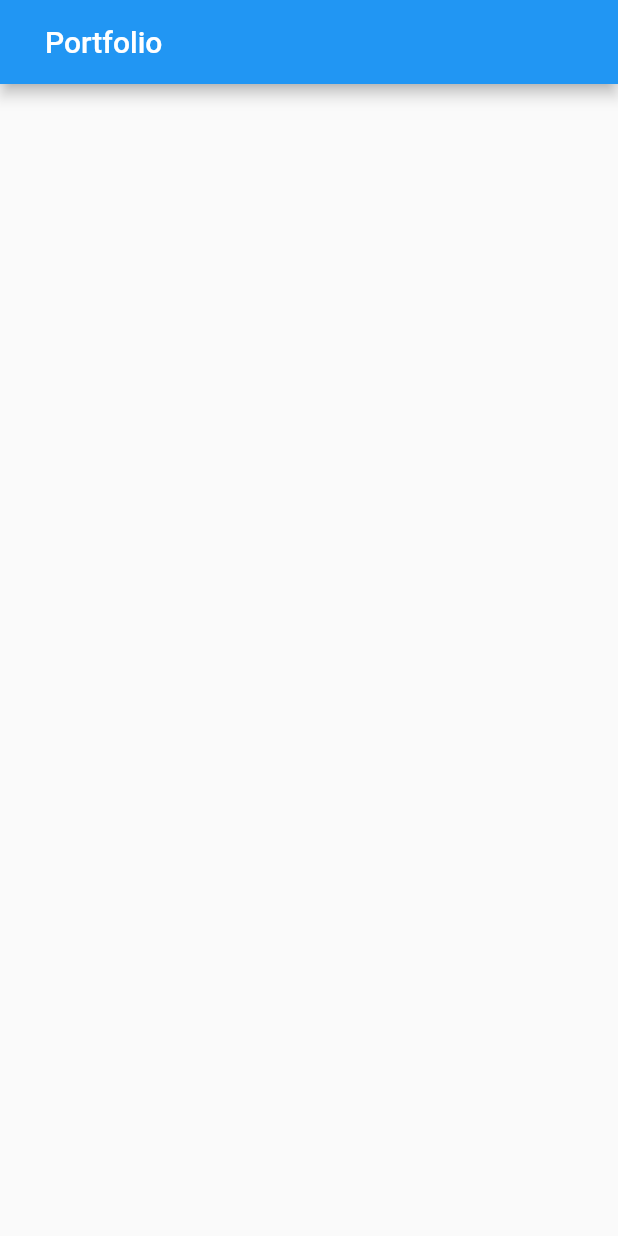
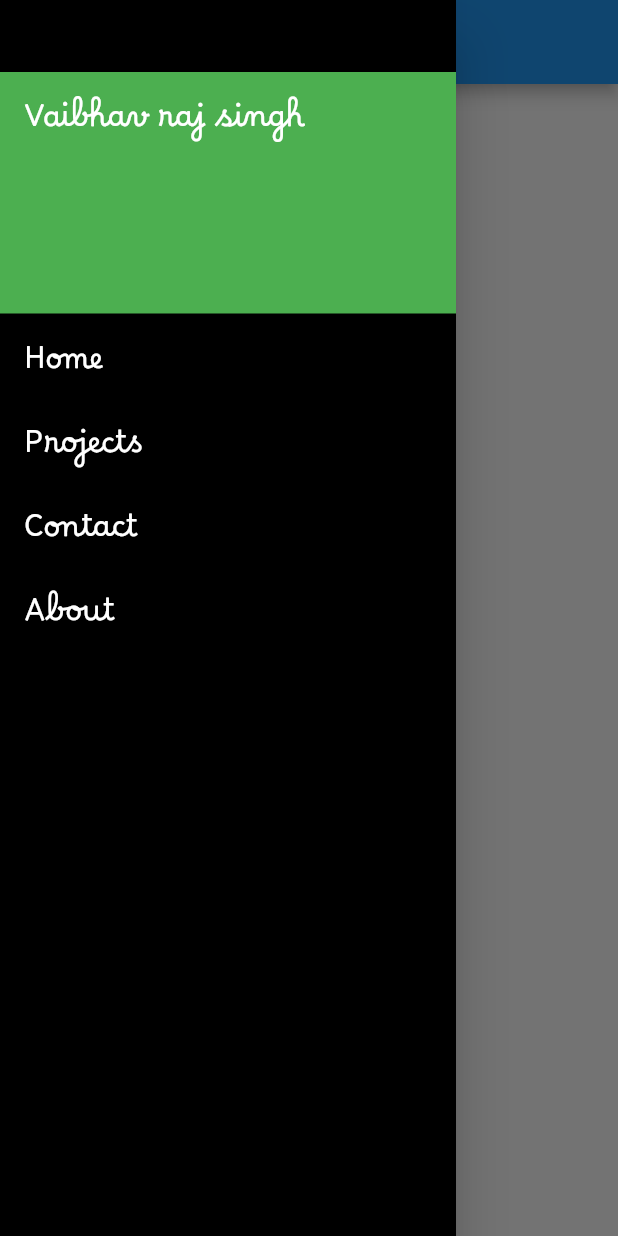
Before and after one commit to vaibhavrajsinghSys/Portfolio, a Flutter app: the screen it shows after launch, with the side drawer open (before the commit the screen has no drawer), on a phone screen of 412 x 824 dp. Run offline on Flutter 3.47's test engine with Material 2 defaults, Android fonts, the phone set to English and light mode, and no system bars; our stand-ins replace firebase_core; accounts and stored records are empty.

Commit message:
feature/state_management_provider - project, about,contact page added. - navigation from home to all the page is added. - drawer added to mobile view page of home page. - code refactoring.

```diff
--- /dev/null
+++ b/lib/Utils/routes.dart
@@ -0,0 +1,11 @@
+import 'package:portfolio/View/AboutPage.dart';
+import 'package:portfolio/View/ContactPage.dart';
+import 'package:portfolio/View/HomePage.dart';
+import 'package:portfolio/View/ProjectPage.dart';
+
+class CustomRoutes {
+  final homePage = const MyHomePage();
+  final projectPage = const ProjectPage();
+  final contactPage = const ContactPage();
+  final aboutPage = const AboutPage();
+}
--- /dev/null
+++ b/lib/View/Appbar/trailingNavigationButtons.dart
@@ -0,0 +1,61 @@
+// ignore_for_file: file_names
+
+import 'package:flutter/material.dart';
+
+AppBar trailingNavigationButtons(
+  Size screenSize,
+  BuildContext context,
+) {
+  return AppBar(
+    titleSpacing: screenSize.width / 10,
+    title: const CircleAvatar(
+      foregroundImage: AssetImage("images/ProfileImage.jpg"),
+      radius: 30,
+    ),
+    actions: [
+      Row(children: [
+        MaterialButton(
+          shape: const RoundedRectangleBorder(
+              borderRadius: BorderRadius.all(Radius.circular(10))),
+          onPressed: () {
+            Navigator.pushNamed(context, 'projects');
+          },
+          color: Colors.black,
+          hoverColor: Colors.white12,
+          child: const Text("Projects",
+              style: TextStyle(
+                  fontFamily: "Borel", color: Colors.white, fontSize: 20)),
+        ),
+        const SizedBox(width: 10),
+        MaterialButton(
+          shape: const RoundedRectangleBorder(
+              borderRadius: BorderRadius.all(Radius.circular(10))),
+          onPressed: () {
+            Navigator.pushNamed(context, 'about');
+          },
+          color: Colors.black,
+          hoverColor: Colors.white12,
+          child: const Text("About",
+              style: TextStyle(
+                  fontFamily: "Borel", color: Colors.white, fontSize: 20)),
+        ),
+        const SizedBox(width: 10),
+        MaterialButton(
+          shape: const RoundedRectangleBorder(
+              borderRadius: BorderRadius.all(Radius.circular(10))),
+          onPressed: () {
+            Navigator.pushNamed(context, 'contact');
+          },
+          color: Colors.black,
+          hoverColor: Colors.white12,
+          child: const Text("Contact",
+              style: TextStyle(
+                  fontFamily: "Borel", color: Colors.white, fontSize: 20)),
+        ),
+      ]),
+      SizedBox(
+        width: screenSize.width / 10,
+      )
+    ],
+  );
+}
--- /dev/null
+++ b/lib/View/Drawer/AppDrawer.dart
@@ -0,0 +1,73 @@
+// ignore_for_file: file_names
+
+import 'package:flutter/material.dart';
+
+class DrawerItems extends StatelessWidget {
+  const DrawerItems({super.key});
+
+  @override
+  Widget build(BuildContext context) {
+    return ListView(
+      padding: EdgeInsets.zero,
+      children: [
+        Column(
+          children: [
+            IconButton(
+                onPressed: () => {
+                      Navigator.pop(context),
+                    },
+                icon: Icon(Icons.arrow_back)),
+          ],
+        ),
+        const DrawerHeader(
+          decoration: BoxDecoration(color: Colors.green),
+          child: Text(
+            "Vaibhav raj singh",
+            style: TextStyle(
+                fontFamily: "Borel", color: Colors.white, fontSize: 20),
+          ),
+        ),
+        ListTile(
+          title: const Text(
+            "Home",
+            style: TextStyle(
+                fontFamily: "Borel", color: Colors.white, fontSize: 20),
+          ),
+          onTap: () {
+            Navigator.pushNamed(context, "home");
+          },
+        ),
+        ListTile(
+          title: const Text(
+            "Projects",
+            style: TextStyle(
+                fontFamily: "Borel", color: Colors.white, fontSize: 20),
+          ),
+          onTap: () {
+            Navigator.pushNamed(context, "projects");
+          },
+        ),
+        ListTile(
+          title: const Text(
+            "Contact",
+            style: TextStyle(
+                fontFamily: "Borel", color: Colors.white, fontSize: 20),
+          ),
+          onTap: () {
+            Navigator.pushNamed(context, "contact");
+          },
+        ),
+        ListTile(
+          title: const Text(
+            "About",
+            style: TextStyle(
+                fontFamily: "Borel", color: Colors.white, fontSize: 20),
+          ),
+          onTap: () {
+            Navigator.pushNamed(context, "about");
+          },
+        ),
+      ],
+    );
+  }
+}
--- a/lib/main.dart
+++ b/lib/main.dart
@@ -4,7 +4,7 @@ import 'package:flutter/material.dart';
 import 'package:firebase_core/firebase_core.dart';
 import 'package:portfolio/Statemanagement_Provider/initialState.dart';
 import 'package:portfolio/Utils/Themes.dart';
-import 'package:portfolio/View/HomePage.dart';
+import 'package:portfolio/Utils/routes.dart';
 import 'package:provider/provider.dart';
 import 'firebase_options.dart';
 
@@ -30,7 +30,13 @@ class MyApp extends StatelessWidget {
         title: 'Portfolio',
         theme: CustomThemes().lightThemes,
         darkTheme: CustomThemes().darkTheme,
-        home: const MyHomePage(),
+        initialRoute: '/',
+        routes: {
+          '/': (context) => CustomRoutes().homePage,
+          'projects': (context) => CustomRoutes().projectPage,
+          'about': (context) => CustomRoutes().aboutPage,
+          'contact': (context) => CustomRoutes().contactPage,
+        },
       ),
     );
   }
```
Also changed, not shown: lib/View/AboutPage.dart (added, +14 -0 lines), lib/View/ContactPage.dart (added, +14 -0 lines), lib/View/HomePage.dart (+4 -47 lines), lib/View/ProjectPage.dart (added, +14 -0 lines), 2 other files.
